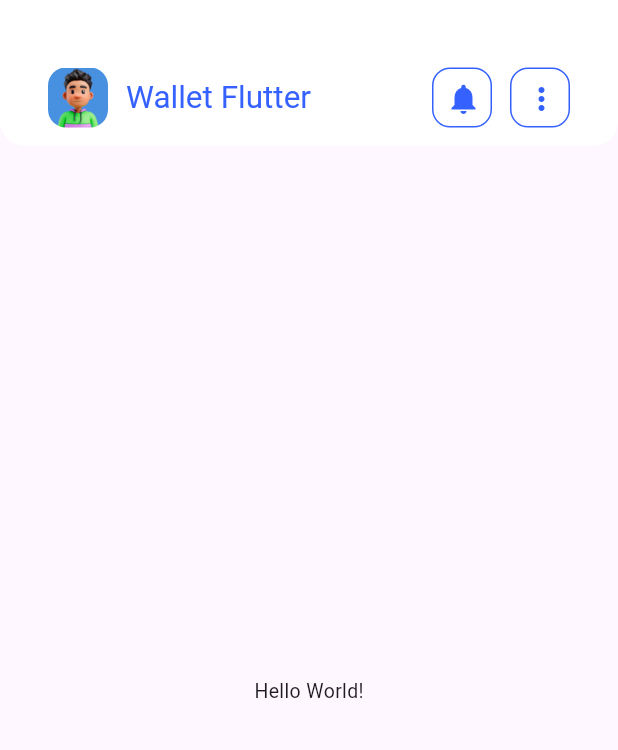
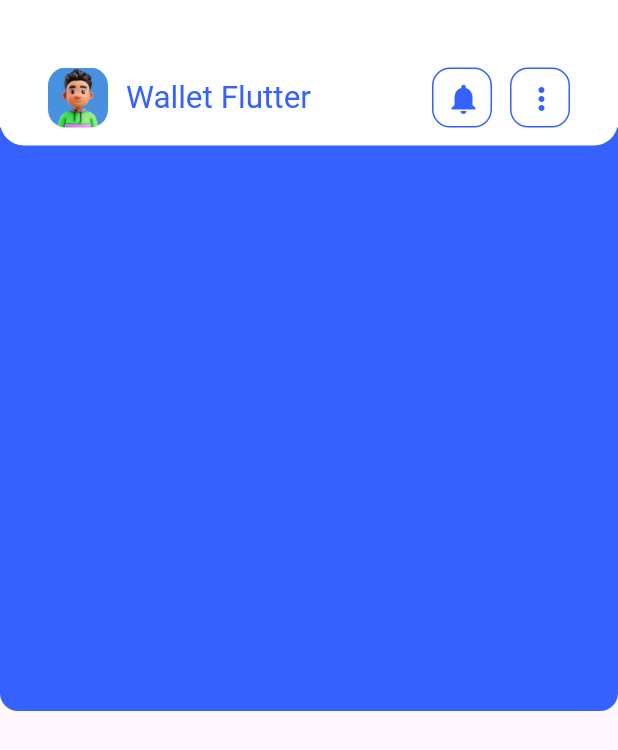
Before and after one commit to JotaAlarcon/my_wallet_flutter, a Flutter app: the screen it shows after launch, on a phone screen of 412 x 824 dp. Shown: the top 750 px of the screen. Run offline on Flutter 3.47's test engine with Material 3 defaults, Android fonts, the phone set to English and light mode, and no system bars.

Commit message:
se agrega HomePageTopBody como primera parte del body sin contenido

```diff
--- a/lib/pages/home_page.dart
+++ b/lib/pages/home_page.dart
@@ -21,9 +21,38 @@ class HomePage extends StatelessWidget {
           child:  HomeAppBarTitle(),
         ),
       ),
-      body: const Center(
-        child: Text('Hello World!'),
+      body: const Column(
+        children: [
+          HomePageTopBody()
+        ]
       ),
     );
   }
 }
+
+class HomePageTopBody extends StatelessWidget {
+  const HomePageTopBody({super.key});
+
+  @override
+  Widget build(BuildContext context) {
+    return Container(
+      padding: const EdgeInsets.all(16),
+      width: MediaQuery.of(context).size.width,
+      transform: Matrix4.translationValues(0, -12, 0),
+      decoration: const BoxDecoration(
+        color: WalletColors.primaryColor,
+        borderRadius: BorderRadius.only(
+          bottomLeft: Radius.circular(12),
+          bottomRight: Radius.circular(12),
+        )
+      ),
+      height: 389,
+      child: const Column(
+        crossAxisAlignment: CrossAxisAlignment.start,
+        children: [
+
+        ],
+        ),
+    );
+  }
+}
```
